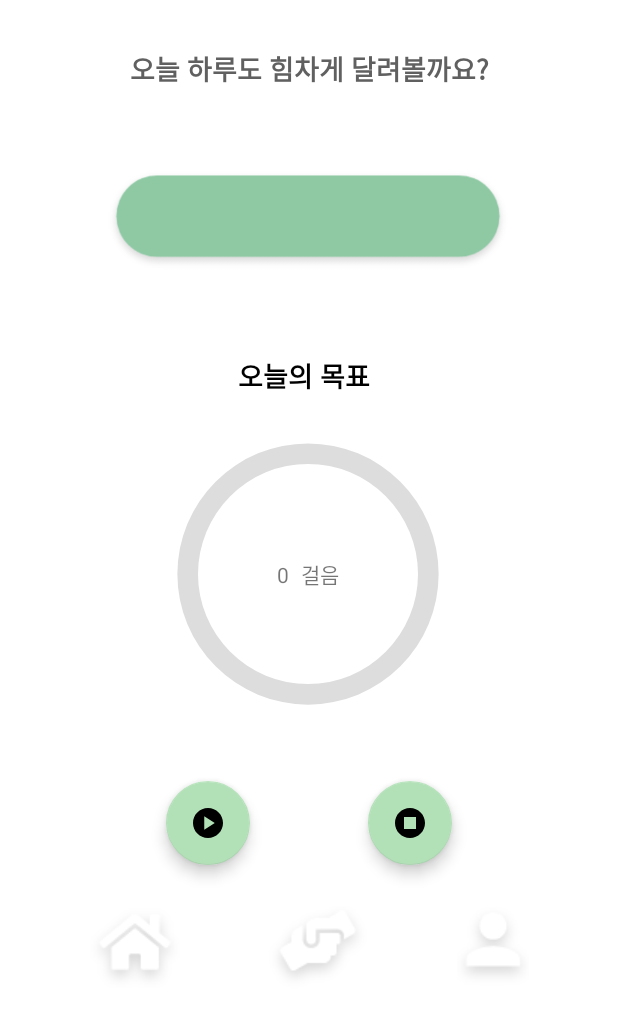
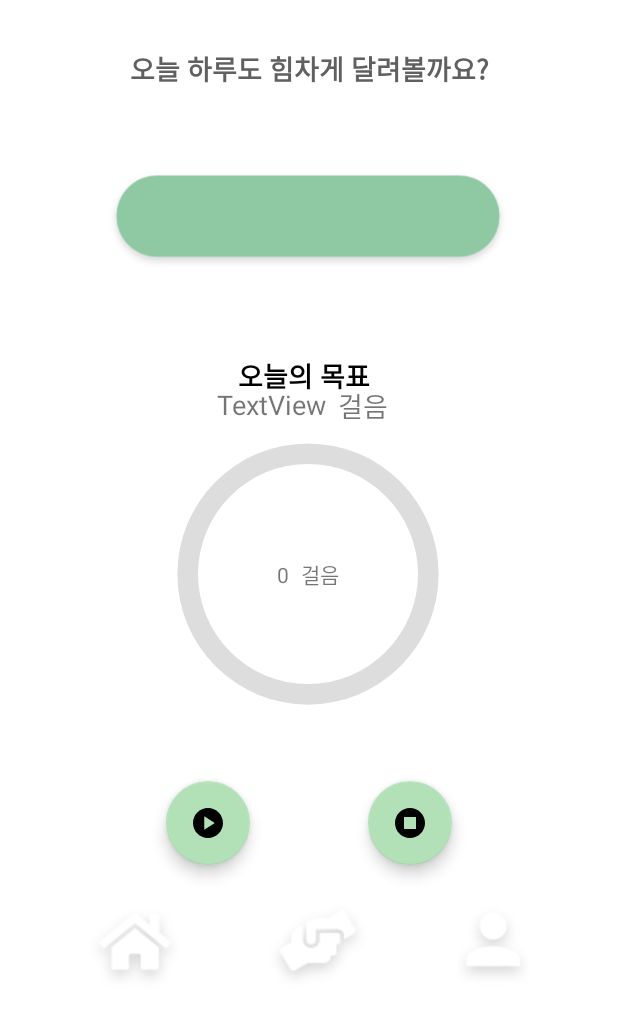
Before and after one commit to 0dahye0/GURU2, an Android app: the StepCounter screen opened directly, with no data from a screen before it, on a phone screen of 412 x 824 dp. Shown: the top 1017 px of the screen. Run offline under Robolectric (Android 15) with nearby library versions, the phone set to English and light mode, and no system bars.

Commit message:
오늘의 목표 추가

```diff
--- a/app/src/main/java/com/example/guru2/StepCounter.kt
+++ b/app/src/main/java/com/example/guru2/StepCounter.kt
@@ -2,6 +2,8 @@ package com.example.guru2
 
 import android.content.Context
 import android.content.Intent
+import android.database.Cursor
+import android.database.sqlite.SQLiteDatabase
 import android.hardware.Sensor
 import android.hardware.SensorEvent
 import android.hardware.SensorEventListener
@@ -23,6 +25,9 @@ class StepCounter : AppCompatActivity(), SensorEventListener {
     private lateinit var stopFab: FloatingActionButton
     private lateinit var groupBtn: ImageButton
     private lateinit var myPageBtn: ImageButton
+    private lateinit var goal : TextView
+    lateinit var dbManager:DBManager
+    lateinit var sqlitedb: SQLiteDatabase
 
     private var currentStep = 0
 
@@ -35,6 +40,23 @@ class StepCounter : AppCompatActivity(), SensorEventListener {
         stopFab = findViewById(R.id.stopFab)
         groupBtn = findViewById(R.id.groupBtn)
         myPageBtn = findViewById(R.id.myPageBtn)
+        goal=findViewById(R.id.goal)
+
+        //목표칸에 들어갈 걸음 수
+        dbManager = DBManager(this, "personnelDB", null, 1)
+        sqlitedb = dbManager.readableDatabase
+        var cursor: Cursor
+        cursor = sqlitedb.rawQuery("SELECT walk FROM personnel", null) // 디비에서 해당 로그인 아이디,닉네임 가져오기
+        var walk=""
+        while (cursor.moveToNext()) {
+            walk = cursor.getString(0)
+        }
+
+        if(cursor.getCount() != 0){
+            goal.setText(walk)
+        }
+
+
 
         // play(pause) 버튼 클릭 이벤트
         playFab.setOnClickListener {
--- a/app/src/main/res/layout/activity_step_counter.xml
+++ b/app/src/main/res/layout/activity_step_counter.xml
@@ -142,6 +142,18 @@
         app:srcCompat="@drawable/goalstep" />
 
     <TextView
+        android:id="@+id/goal"
+        android:layout_width="wrap_content"
+        android:layout_height="wrap_content"
+        android:layout_marginEnd="124dp"
+        android:text="TextView"
+        android:textSize="18sp"
+        app:layout_constraintBottom_toTopOf="@+id/progressBar"
+        app:layout_constraintEnd_toEndOf="@+id/imageView6"
+        app:layout_constraintTop_toBottomOf="@+id/textView2"
+        app:layout_constraintVertical_bias="0.426" />
+
+    <TextView
         android:id="@+id/textView2"
         android:layout_width="wrap_content"
         android:layout_height="wrap_content"
@@ -155,4 +167,16 @@
         app:layout_constraintHorizontal_bias="0.489"
         app:layout_constraintStart_toStartOf="parent" />
 
+    <TextView
+        android:id="@+id/textView16"
+        android:layout_width="wrap_content"
+        android:layout_height="wrap_content"
+        android:layout_marginStart="8dp"
+        android:text="걸음"
+        android:textSize="18sp"
+        app:layout_constraintBottom_toTopOf="@+id/progressBar"
+        app:layout_constraintStart_toEndOf="@+id/goal"
+        app:layout_constraintTop_toBottomOf="@+id/textView2"
+        app:layout_constraintVertical_bias="0.426" />
+
 </androidx.constraintlayout.widget.ConstraintLayout>
```
